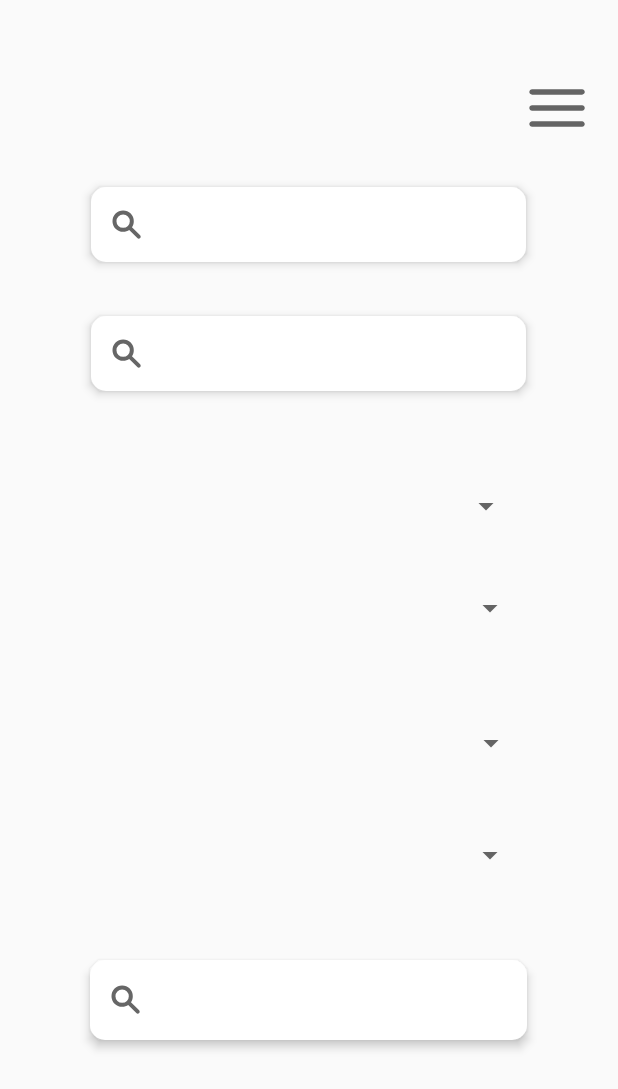
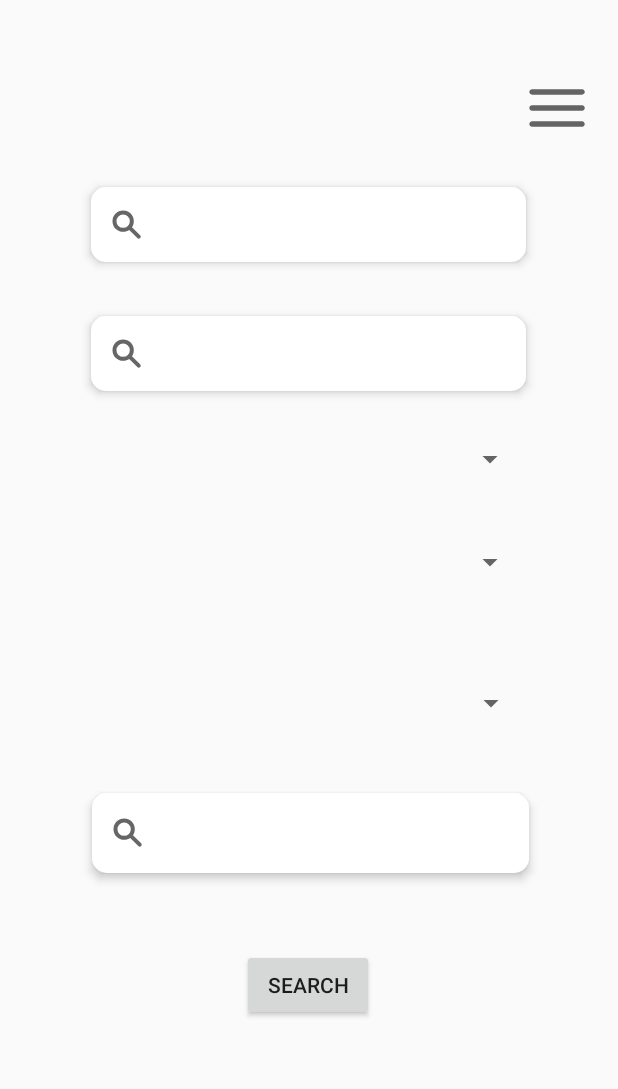
Before and after one commit to DEPatton/GroceryGuru, an Android app: the layout search_and_filter.xml on its own in the app's theme, with its tools: preview values and no code run, on a phone screen of 412 x 824 dp. Shown: the top 1089 px of the screen. Run offline under Robolectric (Android 15) with nearby library versions, the phone set to English and light mode, and no system bars; network calls fail.

Commit message:
Edited Search and Filter. Commented some code.

```diff
--- a/app/src/main/java/com/example/groceryguru_derrick/Home.kt
+++ b/app/src/main/java/com/example/groceryguru_derrick/Home.kt
@@ -74,21 +74,4 @@ class Home : Fragment() {
             // Inflate the layout for this fragment
             return inflater.inflate(R.layout.fragment_home, container, false)
         }
-
-            // Move to the next day
-            /*calendar.add(Calendar.DAY_OF_MONTH, 1)
-        }
-    }
-             */
-
-    companion object {
-        @JvmStatic
-        fun newInstance(param1: String, param2: String) =
-            Home().apply {
-                arguments = Bundle().apply {
-                    putString(ARG_PARAM1, param1)
-                    putString(ARG_PARAM2, param2)
-                }
-            }
-    }
 }
--- a/app/src/main/java/com/example/groceryguru_derrick/Request.kt
+++ b/app/src/main/java/com/example/groceryguru_derrick/Request.kt
@@ -13,5 +13,5 @@ class Request(
     var mealType: String,
     var time: String,
     var imageSize: String? = "THUMBNAIL",
-    var random: Boolean,
+    //var random: Boolean, //To be implemented later.
 )
--- a/app/src/main/java/SearchAndFilter.kt
+++ b/app/src/main/java/com/example/groceryguru_derrick/SearchAndFilter.kt
@@ -1,3 +1,5 @@
+package com.example.groceryguru_derrick
+
 import android.os.Bundle
 import android.view.LayoutInflater
 import android.view.View
--- a/app/src/main/res/layout/search_and_filter.xml
+++ b/app/src/main/res/layout/search_and_filter.xml
@@ -66,10 +66,10 @@
         android:elevation="4dp"
         app:layout_constraintBottom_toBottomOf="parent"
         app:layout_constraintEnd_toEndOf="parent"
-        app:layout_constraintHorizontal_bias="0.471"
+        app:layout_constraintHorizontal_bias="0.495"
         app:layout_constraintStart_toStartOf="parent"
         app:layout_constraintTop_toBottomOf="@+id/searchViewIngredients"
-        app:layout_constraintVertical_bias="0.088" />
+        app:layout_constraintVertical_bias="0.026" />
 
     <Spinner
         android:id="@+id/spinner2"
@@ -92,35 +92,35 @@
         android:elevation="4dp"
         app:layout_constraintBottom_toBottomOf="parent"
         app:layout_constraintEnd_toEndOf="parent"
+        app:layout_constraintHorizontal_bias="0.504"
         app:layout_constraintStart_toStartOf="parent"
         app:layout_constraintTop_toTopOf="parent"
-        app:layout_constraintVertical_bias="0.61" />
-
-    <Spinner
-        android:id="@+id/spinner4"
-        android:layout_width="290dp"
-        android:layout_height="50dp"
-        android:layout_margin="8dp"
-        app:layout_constraintBottom_toBottomOf="parent"
-        app:layout_constraintEnd_toEndOf="parent"
-        app:layout_constraintHorizontal_bias="0.495"
-        app:layout_constraintStart_toStartOf="parent"
-        app:layout_constraintTop_toTopOf="parent"
-        app:layout_constraintVertical_bias="0.709" />
+        app:layout_constraintVertical_bias="0.575" />
 
     <androidx.appcompat.widget.SearchView
         android:id="@+id/searchViewMyRecipes"
         android:layout_width="291dp"
         android:layout_height="53dp"
         android:layout_margin="8dp"
-        android:layout_marginBottom="112dp"
         android:background="@drawable/search_bar"
         android:elevation="4dp"
         app:layout_constraintBottom_toBottomOf="parent"
         app:layout_constraintEnd_toEndOf="parent"
-        app:layout_constraintHorizontal_bias="0.495"
+        app:layout_constraintHorizontal_bias="0.508"
         app:layout_constraintStart_toStartOf="parent"
-        app:layout_constraintTop_toBottomOf="@+id/spinner4"
-        app:layout_constraintVertical_bias="0.23"
+        app:layout_constraintTop_toTopOf="parent"
+        app:layout_constraintVertical_bias="0.69"
         app:searchIcon='@drawable/search_24px' />
+
+    <Button
+        android:id="@+id/button6"
+        android:layout_width="wrap_content"
+        android:layout_height="wrap_content"
+        android:text="Search"
+        app:layout_constraintBottom_toBottomOf="parent"
+        app:layout_constraintEnd_toEndOf="parent"
+        app:layout_constraintHorizontal_bias="0.498"
+        app:layout_constraintStart_toStartOf="parent"
+        app:layout_constraintTop_toTopOf="parent"
+        app:layout_constraintVertical_bias="0.815" />
 </androidx.constraintlayout.widget.ConstraintLayout>
```
